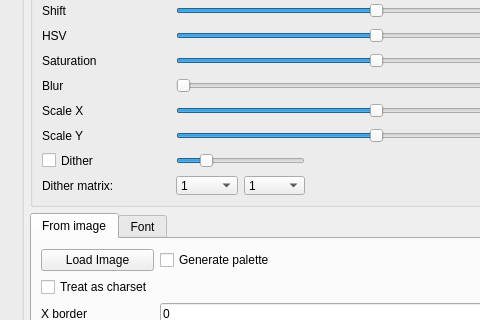
Old version of the form dialogimport.ui in the repository leuat/TRSE; both pictures show x 571 to 1051 and y 109 to 429 of the 1195 by 669 pixel window.
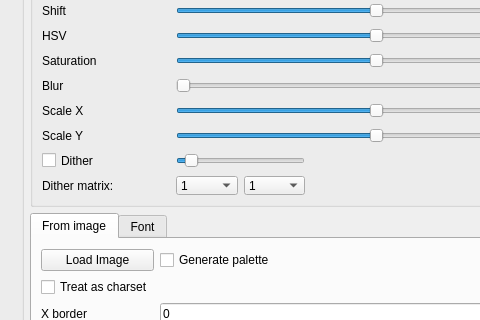
New version of the form.

```diff
--- a/dialogimport.ui
+++ b/dialogimport.ui
@@ -445,7 +445,7 @@
          <number>99</number>
         </property>
         <property name="value">
-         <number>20</number>
+         <number>7</number>
         </property>
         <property name="orientation">
          <enum>Qt::Horizontal</enum>
```
